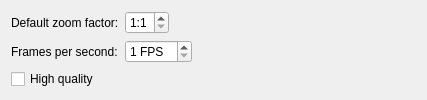
Old version of the form src/config/ui/zoom.ui in the repository hippich/recorditnow.
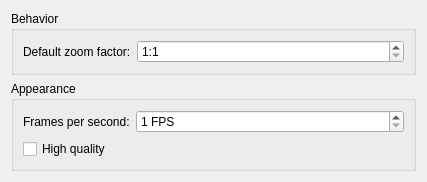
New version of the form. Custom widgets are drawn as their Qt base class.

Patch:
```diff
--- a/src/config/ui/zoom.ui
+++ b/src/config/ui/zoom.ui
@@ -7,7 +7,7 @@
     <x>0</x>
     <y>0</y>
     <width>427</width>
-    <height>100</height>
+    <height>151</height>
    </rect>
   </property>
   <property name="windowTitle">
@@ -16,10 +16,13 @@
   <property name="toolTip">
    <string notr="true"/>
   </property>
-  <layout class="QFormLayout" name="formLayout_2">
-   <property name="fieldGrowthPolicy">
-    <enum>QFormLayout::ExpandingFieldsGrow</enum>
-   </property>
+  <layout class="QVBoxLayout" name="verticalLayout">
+   <item>
+    <widget class="QGroupBox" name="groupBox">
+     <property name="title">
+      <string comment="@title:group">Behavior</string>
+     </property>
+     <layout class="QFormLayout" name="formLayout">
    <item row="0" column="0">
     <widget class="QLabel" name="label">
      <property name="text">
@@ -46,7 +49,16 @@
      </property>
     </widget>
    </item>
-   <item row="1" column="0">
+     </layout>
+    </widget>
+   </item>
+   <item>
+    <widget class="QGroupBox" name="groupBox_2">
+     <property name="title">
+      <string comment="@title:group">Appearance</string>
+     </property>
+     <layout class="QFormLayout" name="formLayout_3">
+      <item row="0" column="0">
     <widget class="QLabel" name="label_2">
      <property name="text">
       <string comment="@label The FPS of the zoom dock">Frames per second:</string>
@@ -56,7 +68,7 @@
      </property>
     </widget>
    </item>
-   <item row="1" column="1">
+      <item row="0" column="1">
     <widget class="KIntSpinBox" name="kcfg_zoomFps">
      <property name="suffix">
       <string notr="true"> FPS</string>
@@ -69,12 +81,28 @@
      </property>
     </widget>
    </item>
-   <item row="2" column="0" colspan="2">
+      <item row="1" column="0" colspan="2">
     <widget class="QCheckBox" name="kcfg_zoomHighQuality">
      <property name="text">
       <string comment="@option:check Enable the high quality zoom mode">High quality</string>
      </property>
     </widget>
+      </item>
+     </layout>
+    </widget>
+   </item>
+   <item>
+    <spacer name="verticalSpacer">
+     <property name="orientation">
+      <enum>Qt::Vertical</enum>
+     </property>
+     <property name="sizeHint" stdset="0">
+      <size>
+       <width>20</width>
+       <height>40</height>
+      </size>
+     </property>
+    </spacer>
    </item>
   </layout>
  </widget>
```
Lines whose indentation alone changed are shown as unchanged.
